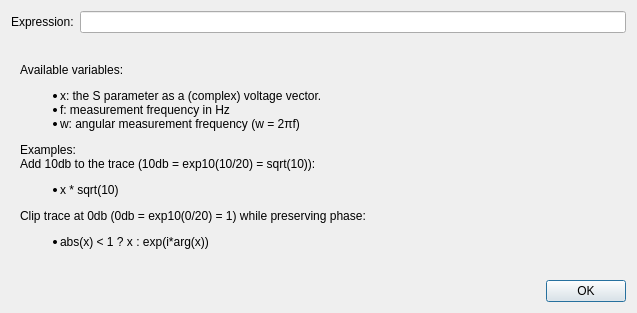
Above: Software/PC_Application/Traces/Math/expressiondialog.ui from jankae/LibreVNA before the change. Below: the same form after it.
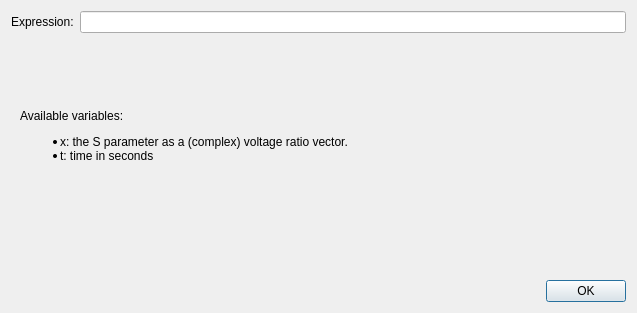
That is the form after the change. The open tabs and pages were chosen to show the change.

The edit to the form file:
```diff
--- a/Software/PC_Application/Traces/Math/expressiondialog.ui
+++ b/Software/PC_Application/Traces/Math/expressiondialog.ui
@@ -44,7 +44,7 @@
        <item>
         <widget class="QLabel" name="label">
          <property name="text">
-          <string>&lt;html&gt;&lt;head/&gt;&lt;body&gt;&lt;p&gt;Available variables:&lt;/p&gt;&lt;ul style=&quot;margin-top: 0px; margin-bottom: 0px; margin-left: 0px; margin-right: 0px; -qt-list-indent: 1;&quot;&gt;&lt;li style=&quot; margin-top:12px; margin-bottom:0px; margin-left:0px; margin-right:0px; -qt-block-indent:0; text-indent:0px;&quot;&gt;x: the S parameter as a (complex) voltage vector. &lt;/li&gt;&lt;li style=&quot; margin-top:0px; margin-bottom:0px; margin-left:0px; margin-right:0px; -qt-block-indent:0; text-indent:0px;&quot;&gt;f: measurement frequency in Hz&lt;/li&gt;&lt;li style=&quot; margin-top:0px; margin-bottom:0px; margin-left:0px; margin-right:0px; -qt-block-indent:0; text-indent:0px;&quot;&gt;w: angular measurement frequency (w = 2πf)&lt;/li&gt;&lt;/ul&gt;&lt;p&gt;Examples:&lt;br/&gt;Add 10db to the trace (10db = exp10(10/20) = sqrt(10)):&lt;/p&gt;&lt;ul style=&quot;margin-top: 0px; margin-bottom: 0px; margin-left: 0px; margin-right: 0px; -qt-list-indent: 1;&quot;&gt;&lt;li style=&quot; margin-top:0px; margin-bottom:12px; margin-left:0px; margin-right:0px; -qt-block-indent:0; text-indent:0px;&quot;&gt;x * sqrt(10)&lt;/li&gt;&lt;/ul&gt;&lt;p&gt;Clip trace at 0db (0db = exp10(0/20) = 1) while preserving phase:&lt;/p&gt;&lt;ul style=&quot;margin-top: 0px; margin-bottom: 0px; margin-left: 0px; margin-right: 0px; -qt-list-indent: 1;&quot;&gt;&lt;li style=&quot; margin-top:0px; margin-bottom:12px; margin-left:0px; margin-right:0px; -qt-block-indent:0; text-indent:0px;&quot;&gt;abs(x) &amp;lt; 1 ? x : exp(i*arg(x))&lt;/li&gt;&lt;/ul&gt;&lt;/body&gt;&lt;/html&gt;</string>
+          <string>&lt;html&gt;&lt;head/&gt;&lt;body&gt;&lt;p&gt;Available variables:&lt;/p&gt;&lt;ul style=&quot;margin-top: 0px; margin-bottom: 0px; margin-left: 0px; margin-right: 0px; -qt-list-indent: 1;&quot;&gt;&lt;li style=&quot; margin-top:12px; margin-bottom:0px; margin-left:0px; margin-right:0px; -qt-block-indent:0; text-indent:0px;&quot;&gt;x: the S parameter as a (complex) voltage ratio vector. &lt;/li&gt;&lt;li style=&quot; margin-top:0px; margin-bottom:0px; margin-left:0px; margin-right:0px; -qt-block-indent:0; text-indent:0px;&quot;&gt;f: measurement frequency in Hz&lt;/li&gt;&lt;li style=&quot; margin-top:0px; margin-bottom:0px; margin-left:0px; margin-right:0px; -qt-block-indent:0; text-indent:0px;&quot;&gt;w: angular measurement frequency (w = 2πf)&lt;/li&gt;&lt;/ul&gt;&lt;p&gt;Examples:&lt;br/&gt;Add 10db to the trace (10db = exp10(10/20) = sqrt(10)):&lt;/p&gt;&lt;ul style=&quot;margin-top: 0px; margin-bottom: 0px; margin-left: 0px; margin-right: 0px; -qt-list-indent: 1;&quot;&gt;&lt;li style=&quot; margin-top:0px; margin-bottom:12px; margin-left:0px; margin-right:0px; -qt-block-indent:0; text-indent:0px;&quot;&gt;x * sqrt(10)&lt;/li&gt;&lt;/ul&gt;&lt;p&gt;Clip trace at 0db (0db = exp10(0/20) = 1) while preserving phase:&lt;/p&gt;&lt;ul style=&quot;margin-top: 0px; margin-bottom: 0px; margin-left: 0px; margin-right: 0px; -qt-list-indent: 1;&quot;&gt;&lt;li style=&quot; margin-top:0px; margin-bottom:12px; margin-left:0px; margin-right:0px; -qt-block-indent:0; text-indent:0px;&quot;&gt;abs(x) &amp;lt; 1 ? x : exp(i*arg(x))&lt;/li&gt;&lt;/ul&gt;&lt;/body&gt;&lt;/html&gt;</string>
          </property>
         </widget>
        </item>
@@ -75,6 +75,17 @@
        </item>
       </layout>
      </widget>
+     <widget class="QWidget" name="page">
+      <layout class="QVBoxLayout" name="verticalLayout_5">
+       <item>
+        <widget class="QLabel" name="label_5">
+         <property name="text">
+          <string>&lt;html&gt;&lt;head/&gt;&lt;body&gt;&lt;p&gt;Available variables:&lt;/p&gt;&lt;ul style=&quot;margin-top: 0px; margin-bottom: 0px; margin-left: 0px; margin-right: 0px; -qt-list-indent: 1;&quot;&gt;&lt;li style=&quot; margin-top:12px; margin-bottom:0px; margin-left:0px; margin-right:0px; -qt-block-indent:0; text-indent:0px;&quot;&gt;x: the S parameter as a (complex) voltage ratio vector. &lt;/li&gt;&lt;li style=&quot; margin-top:0px; margin-bottom:0px; margin-left:0px; margin-right:0px; -qt-block-indent:0; text-indent:0px;&quot;&gt;t: time in seconds&lt;/li&gt;&lt;/ul&gt;&lt;p&gt;&lt;br/&gt;&lt;/p&gt;&lt;/body&gt;&lt;/html&gt;</string>
+         </property>
+        </widget>
+       </item>
+      </layout>
+     </widget>
     </widget>
    </item>
    <item>
```
Left out of the diff: 2 changed lines with no effect on the pictures.
